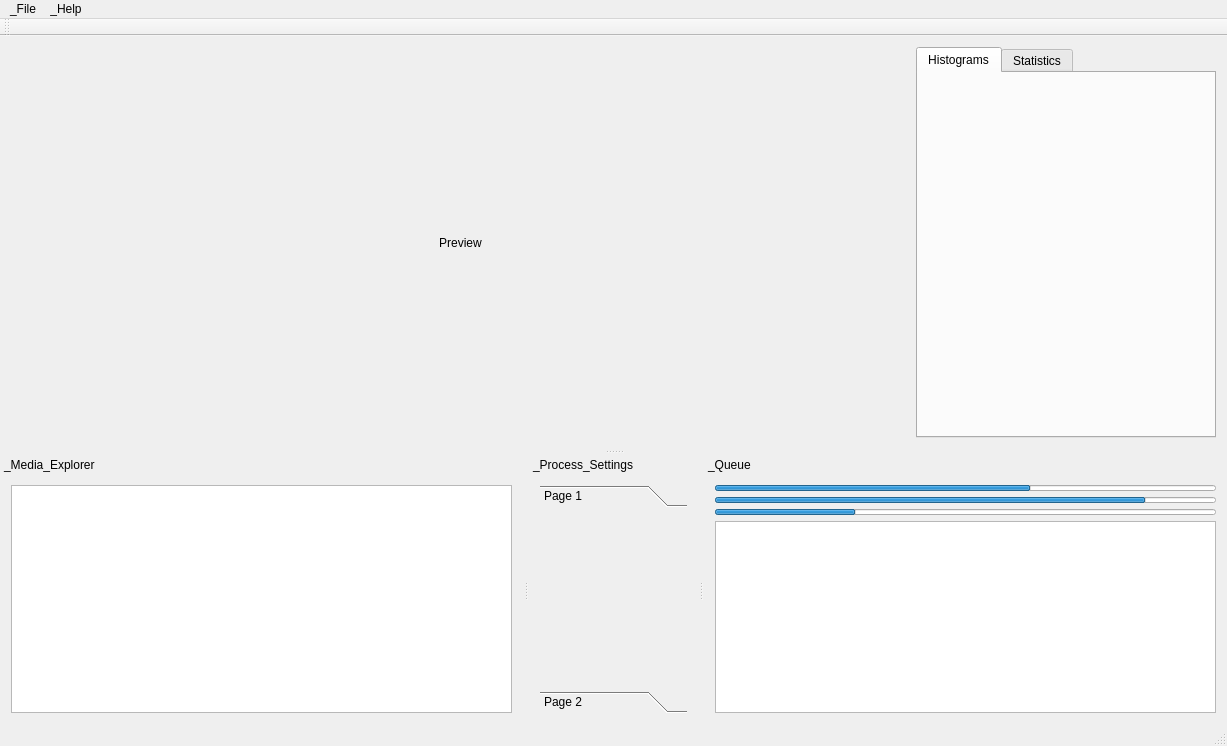
Old version of the form Source/OpenCine/MainWindow.ui in the repository apertus-open-source-cinema/opencine.
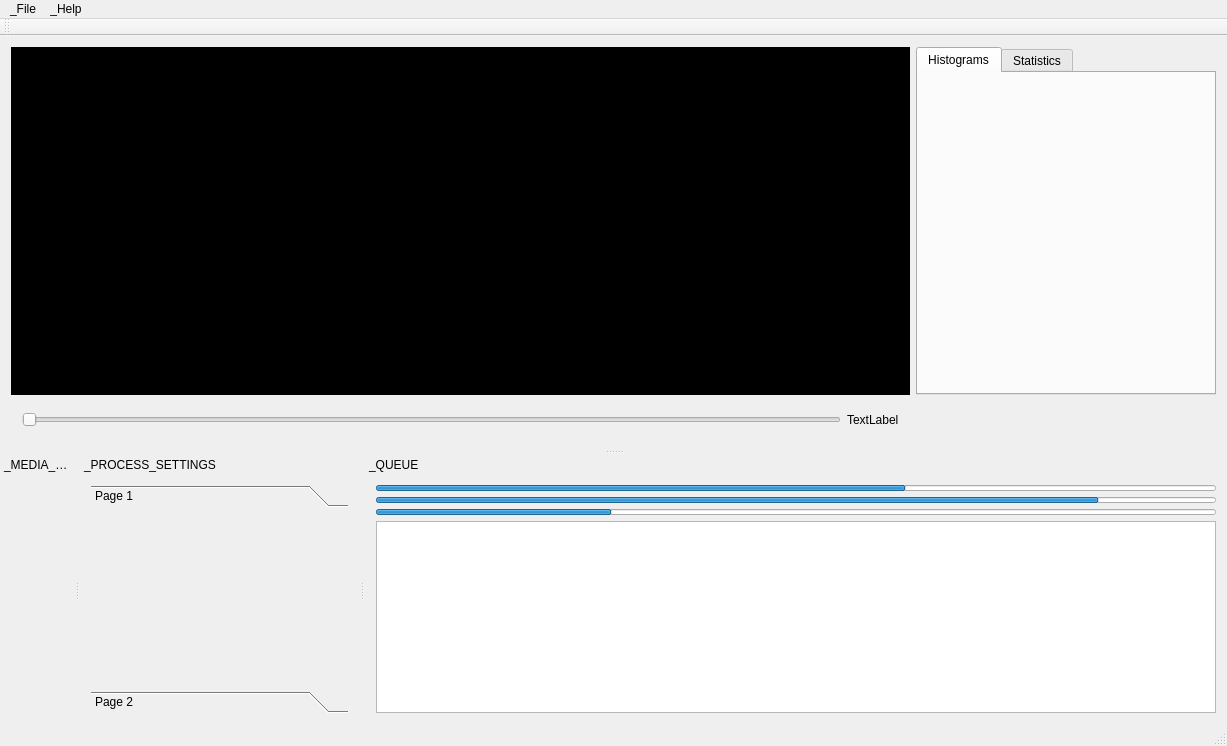
New version of the form. Custom widgets are drawn as their Qt base class.

Commit message: - Added icon pack - Adjusted Media Explorer - Started implementing data handling for Media Explorer

What changed in the file:
```diff
--- a/Source/OpenCine/MainWindow.ui
+++ b/Source/OpenCine/MainWindow.ui
@@ -15,7 +15,7 @@
   </property>
   <widget class="QWidget" name="centralWidget">
    <layout class="QGridLayout" name="gridLayout_3">
-    <item row="0" column="1">
+    <item row="0" column="2">
      <widget class="QTabWidget" name="tabWidget">
       <property name="maximumSize">
        <size>
@@ -38,16 +38,48 @@
       </widget>
      </widget>
     </item>
-    <item row="0" column="0">
-     <widget class="QLabel" name="previewArea">
-      <property name="text">
-       <string>Preview</string>
+    <item row="2" column="1" rowspan="2">
+     <widget class="QFrame" name="horizontalFrame">
+      <layout class="QHBoxLayout" name="horizontalLayout">
+       <item>
+        <widget class="QSlider" name="horizontalSlider">
+         <property name="orientation">
+          <enum>Qt::Horizontal</enum>
+         </property>
+        </widget>
+       </item>
+       <item>
+        <widget class="QLabel" name="frameCount">
+         <property name="text">
+          <string>TextLabel</string>
+         </property>
+        </widget>
+       </item>
+      </layout>
+     </widget>
+    </item>
+    <item row="0" column="1">
+     <widget class="QGraphicsView" name="previewArea">
+      <property name="styleSheet">
+       <string notr="true">background-color: rgb(0, 0, 0);</string>
       </property>
-      <property name="scaledContents">
-       <bool>false</bool>
+      <property name="frameShape">
+       <enum>QFrame::NoFrame</enum>
       </property>
-      <property name="alignment">
-       <set>Qt::AlignCenter</set>
+      <property name="frameShadow">
+       <enum>QFrame::Plain</enum>
+      </property>
+      <property name="lineWidth">
+       <number>0</number>
+      </property>
+      <property name="verticalScrollBarPolicy">
+       <enum>Qt::ScrollBarAlwaysOff</enum>
+      </property>
+      <property name="horizontalScrollBarPolicy">
+       <enum>Qt::ScrollBarAlwaysOff</enum>
+      </property>
+      <property name="sizeAdjustPolicy">
+       <enum>QAbstractScrollArea::AdjustIgnored</enum>
       </property>
      </widget>
     </item>
@@ -97,53 +129,30 @@
     <set>Qt::BottomDockWidgetArea</set>
    </property>
    <property name="windowTitle">
-    <string>_Media_Explorer</string>
+    <string>_MEDIA_EXPLORER</string>
    </property>
    <attribute name="dockWidgetArea">
     <number>8</number>
    </attribute>
    <widget class="QWidget" name="dockWidgetContents_3">
     <layout class="QGridLayout" name="gridLayout_2">
-     <item row="0" column="1">
-      <widget class="QListView" name="listView">
-       <property name="styleSheet">
-        <string notr="true">QScrollBar:vertical
-{
-	background: transparent;
-	min-width: 7px;
-}
-
-QScrollBar::handle:vertical 
-{
-    background: gray;
-	min-width: 7px;
-	min-height: 100px;
-	border-radius: 3px;
-	opacity: 127;
-}
-
-QScrollBar::add-line:vertical 
-{
-	width: 0px;  
-	height: 0px;
-}
- 
-QScrollBar::sub-line:vertical 
-{
-	width: 0px;  
-    height: 0px;
-}</string>
-       </property>
-       <property name="alternatingRowColors">
-        <bool>true</bool>
-       </property>
-       <property name="verticalScrollMode">
-        <enum>QAbstractItemView::ScrollPerPixel</enum>
-       </property>
-       <property name="horizontalScrollMode">
-        <enum>QAbstractItemView::ScrollPerPixel</enum>
-       </property>
-      </widget>
+     <property name="leftMargin">
+      <number>6</number>
+     </property>
+     <property name="topMargin">
+      <number>0</number>
+     </property>
+     <property name="rightMargin">
+      <number>6</number>
+     </property>
+     <property name="bottomMargin">
+      <number>0</number>
+     </property>
+     <property name="spacing">
+      <number>0</number>
+     </property>
+     <item row="0" column="0">
+      <widget class="MediaExplorer" name="widget" native="true"/>
      </item>
     </layout>
    </widget>
@@ -156,7 +165,7 @@
     <set>Qt::BottomDockWidgetArea</set>
    </property>
    <property name="windowTitle">
-    <string>_Process_Settings</string>
+    <string>_PROCESS_SETTINGS</string>
    </property>
    <attribute name="dockWidgetArea">
     <number>8</number>
@@ -173,8 +182,8 @@
          <rect>
           <x>0</x>
           <y>0</y>
-          <width>710</width>
-          <height>130</height>
+          <width>125</width>
+          <height>116</height>
          </rect>
         </property>
         <attribute name="label">
@@ -207,7 +216,7 @@
     <set>Qt::BottomDockWidgetArea</set>
    </property>
    <property name="windowTitle">
-    <string>_Queue</string>
+    <string>_QUEUE</string>
    </property>
    <attribute name="dockWidgetArea">
     <number>8</number>
@@ -325,6 +334,20 @@
   </action>
  </widget>
  <layoutdefault spacing="6" margin="11"/>
+ <customwidgets>
+  <customwidget>
+   <class>MediaExplorer</class>
+   <extends>QWidget</extends>
+   <header>MediaExplorer.h</header>
+   <container>1</container>
+  </customwidget>
+ </customwidgets>
+ <tabstops>
+  <tabstop>previewArea</tabstop>
+  <tabstop>horizontalSlider</tabstop>
+  <tabstop>listView_2</tabstop>
+  <tabstop>tabWidget</tabstop>
+ </tabstops>
  <resources/>
  <connections/>
 </ui>
```
Left out of the diff: 4 changed lines with no effect on the pictures. The commit also changes 379 other files.
